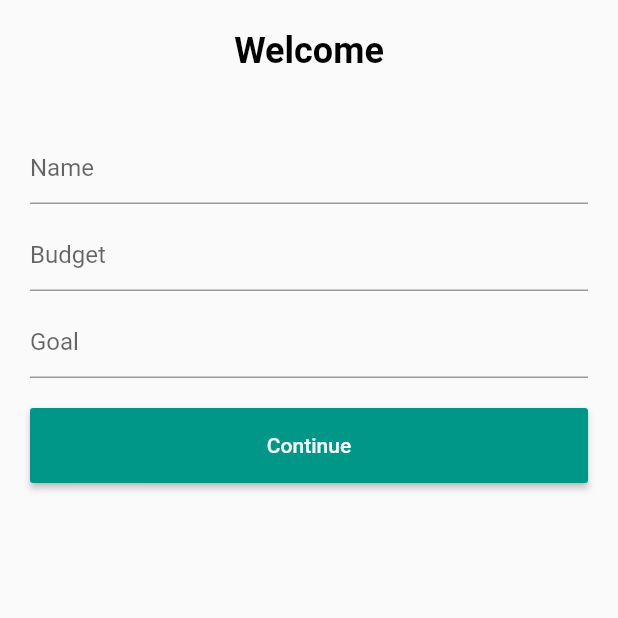
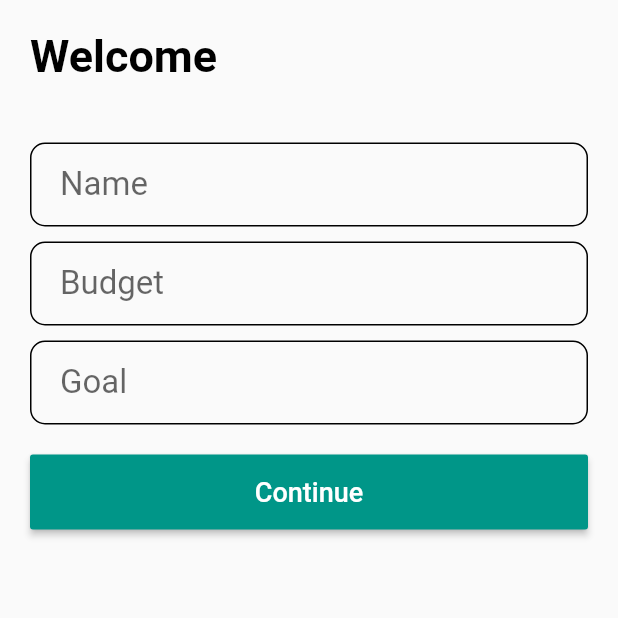
Before and after one commit to abentad/flutterBudgetTracker, a Flutter app: the screen it shows after launch, after a tap on "Continue", on a phone screen of 412 x 824 dp, the top half of it. Run offline on Flutter 3.47's test engine with Material 2 defaults, Android fonts, the phone set to English and light mode, and no system bars; our stand-ins replace font_awesome_flutter, shared_preferences, sqflite; accounts and stored records are empty.

Commit message:
db not working i am stuck helpppppp

```diff
--- a/lib/main.dart
+++ b/lib/main.dart
@@ -1,32 +1,38 @@
 import 'package:budgetApp/providers/bottomNavigationBar_Provider.dart';
 import 'package:budgetApp/providers/userData_provider.dart';
-import 'package:budgetApp/screens/signUp_screen.dart';
+import 'package:budgetApp/screens/homeScreen/home_screen.dart';
+import 'package:budgetApp/screens/signUpScreen/signUp_screen.dart';
 import 'package:flutter/material.dart';
 import 'package:provider/provider.dart';
 
 void main() {
-  runApp(MyApp());
-}
-
-class MyApp extends StatelessWidget {
-  @override
-  Widget build(BuildContext context) {
-    return MultiProvider(
+  runApp(
+    MultiProvider(
       providers: [
         ChangeNotifierProvider(
             create: (BuildContext context) => UserDataProvider()),
         ChangeNotifierProvider(
             create: (BuildContext context) => BottomNavigationBarProvider()),
       ],
-      child: MaterialApp(
-        debugShowCheckedModeBanner: false,
-        title: 'BudgetApp',
-        theme: ThemeData(
-          primarySwatch: Colors.blue,
-          visualDensity: VisualDensity.adaptivePlatformDensity,
-        ),
-        home: SignUpScreen(),
+      child: MyApp(),
+    ),
+  );
+}
+
+class MyApp extends StatelessWidget {
+  @override
+  Widget build(BuildContext context) {
+    var userDataProvider = Provider.of<UserDataProvider>(context);
+
+    return MaterialApp(
+      debugShowCheckedModeBanner: false,
+      title: 'BudgetApp',
+      theme: ThemeData(
+        primarySwatch: Colors.blue,
+        visualDensity: VisualDensity.adaptivePlatformDensity,
       ),
+      home:
+          userDataProvider.isLoggedIn == false ? SignUpScreen() : HomeScreen(),
     );
   }
 }
--- /dev/null
+++ b/lib/screens/signUpScreen/components/signUpScreen_components.dart
@@ -0,0 +1,30 @@
+import 'package:flutter/material.dart';
+
+TextFormField myCustomTextField(
+    {TextEditingController controller, String hintText}) {
+  return TextFormField(
+    style: TextStyle(
+      fontSize: 22.0,
+    ),
+    controller: controller,
+    decoration: InputDecoration(
+      contentPadding: EdgeInsets.symmetric(vertical: 15.0, horizontal: 20.0),
+      border: InputBorder.none,
+      enabledBorder: OutlineInputBorder(
+        borderRadius: BorderRadius.circular(10.0),
+      ),
+      focusedBorder: OutlineInputBorder(
+        borderRadius: BorderRadius.circular(10.0),
+        borderSide: BorderSide(color: Colors.teal),
+      ),
+      hintText: hintText,
+    ),
+    validator: (input) {
+      if (input == null) {
+        return "invalid input";
+      } else {
+        return null;
+      }
+    },
+  );
+}
--- a/lib/screens/signUp_screen.dart
+++ b/lib/screens/signUpScreen/signUp_screen.dart
@@ -1,6 +1,7 @@
 import 'package:budgetApp/constants.dart';
 import 'package:budgetApp/providers/userData_provider.dart';
-import 'package:budgetApp/screens/home_screen.dart';
+import 'package:budgetApp/screens/homeScreen/home_screen.dart';
+import 'package:budgetApp/screens/signUpScreen/components/signUpScreen_components.dart';
 import 'package:flutter/material.dart';
 import 'package:provider/provider.dart';
 
@@ -28,50 +29,30 @@ class _SignUpScreenState extends State<SignUpScreen> {
               Form(
                 key: formKey,
                 child: Column(
+                  crossAxisAlignment: CrossAxisAlignment.start,
                   children: [
-                    Text('Welcome', style: kboldTitleStyle),
+                    Text(
+                      'Welcome',
+                      style: kboldTitleStyle.copyWith(
+                        fontWeight: FontWeight.bold,
+                        fontSize: 30.0,
+                      ),
+                    ),
                     SizedBox(height: 40.0),
-                    TextFormField(
+                    myCustomTextField(
                       controller: _nameController,
-                      decoration: InputDecoration(
-                        hintText: "Name",
-                      ),
-                      validator: (input) {
-                        if (input == null) {
-                          return "invalid input";
-                        } else {
-                          return null;
-                        }
-                      },
+                      hintText: "Name",
                     ),
                     SizedBox(height: 10.0),
-                    TextFormField(
+                    myCustomTextField(
                       controller: _budgetController,
-                      decoration: InputDecoration(
-                        hintText: "Budget",
-                      ),
-                      validator: (input) {
-                        if (input == null) {
-                          return "invalid input";
-                        } else {
-                          return null;
-                        }
-                      },
+                      hintText: "Budget",
                     ),
                     SizedBox(height: 10.0),
-                    TextFormField(
+                    myCustomTextField(
                       controller: _goalController,
-                      decoration: InputDecoration(
-                        hintText: "Goal",
-                      ),
-                      validator: (input) {
-                        if (input == null) {
-                          return "invalid input";
-                        } else {
-                          return null;
-                        }
-                      },
-                    )
+                      hintText: "Goal",
+                    ),
                   ],
                 ),
               ),
@@ -84,6 +65,8 @@ class _SignUpScreenState extends State<SignUpScreen> {
                         .setUserBudget(int.parse(_budgetController.text));
                     userDataProvider
                         .setUserGoal(int.parse(_goalController.text));
+                    userDataProvider.setIsLoggedIn(true);
+                    userDataProvider.checkAndStore();
                     Navigator.pushReplacement(context,
                         MaterialPageRoute(builder: (context) => HomeScreen()));
                   }
@@ -93,7 +76,7 @@ class _SignUpScreenState extends State<SignUpScreen> {
                 color: Colors.teal,
                 child: Text(
                   'Continue',
-                  style: TextStyle(color: Colors.white),
+                  style: TextStyle(color: Colors.white, fontSize: 18.0),
                 ),
               )
             ],
--- a/pubspec.yaml
+++ b/pubspec.yaml
@@ -24,6 +24,8 @@ dependencies:
   font_awesome_flutter: ^8.11.0
   flutter_svg: any
 
+  path_provider: ^1.6.27
+
 dev_dependencies:
   flutter_test:
     sdk: flutter
```
Also changed, not shown: lib/models/user_data_model.dart (added, +11 -0 lines), lib/providers/userData_provider.dart (+45 -0 lines), lib/screens/homeScreen/components/homeScreen_components.dart (+143 -0 lines), lib/screens/homeScreen/home_screen.dart (added, +33 -0 lines), lib/screens/home_screen.dart (deleted, +0 -163 lines), lib/utils/database_utils.dart (added, +61 -0 lines), pubspec.lock.
